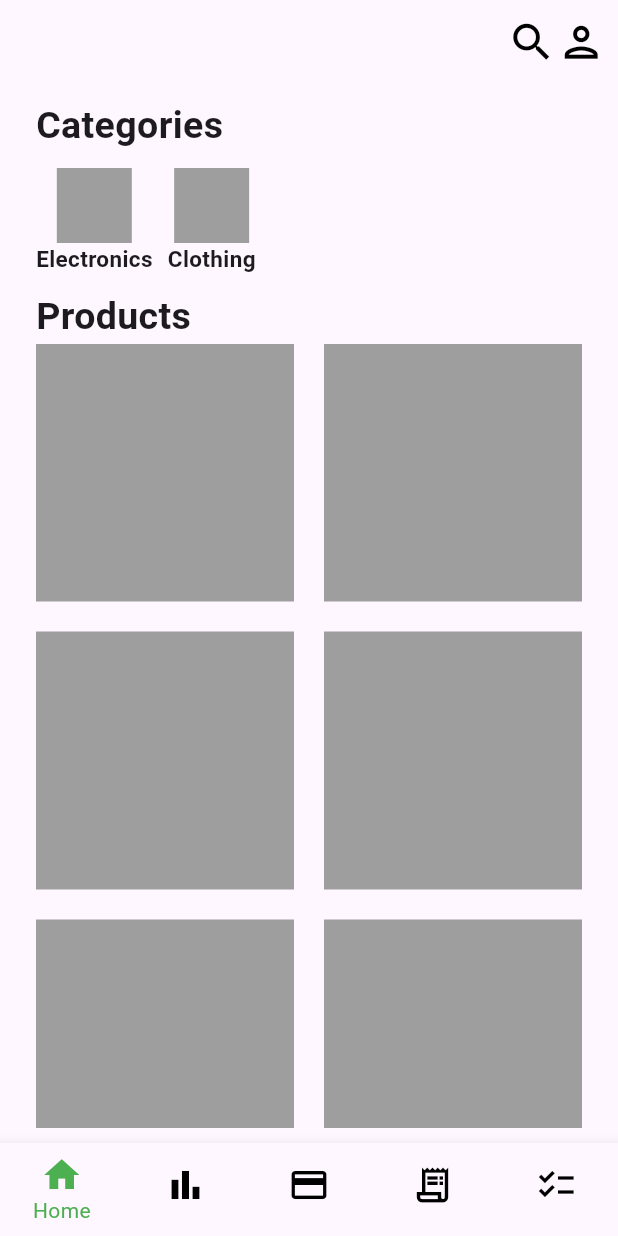
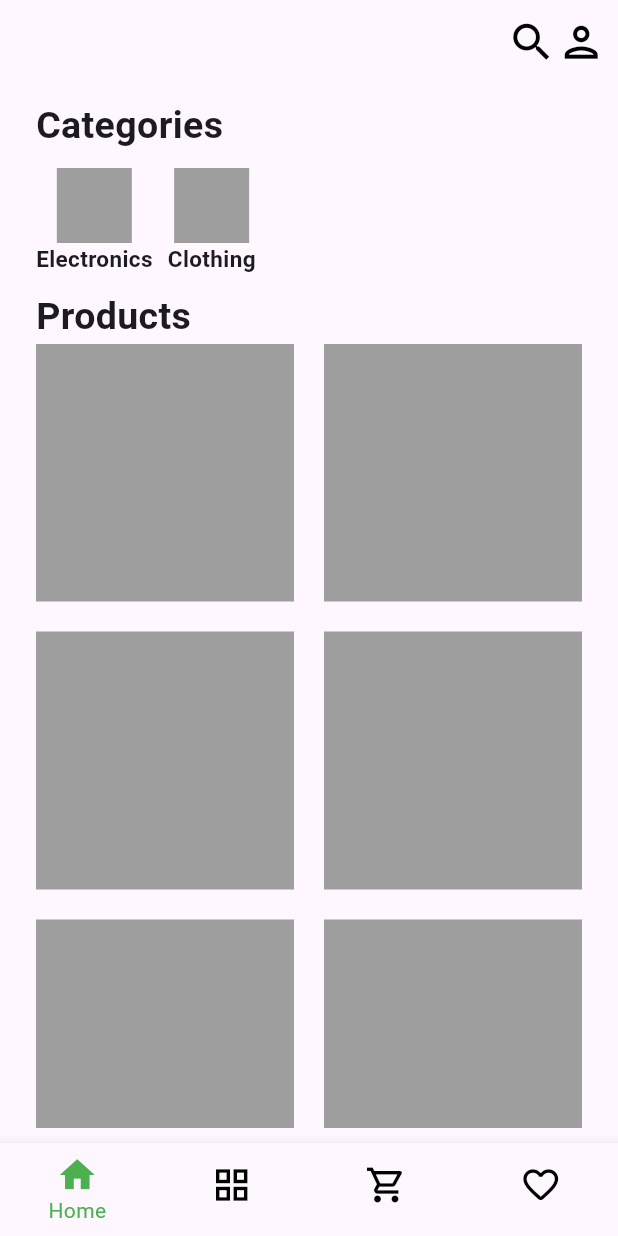
Before and after one commit to omarhelmy2004/eshop, a Flutter app: the screen it shows after launch, on a phone screen of 412 x 824 dp. Run offline on Flutter 3.47's test engine with Material 3 defaults, Android fonts, the phone set to English and light mode, and no system bars.

Commit message:
navigation bar done

```diff
--- a/lib/core/presentation/widgets/info_navigation_bar.dart
+++ b/lib/core/presentation/widgets/info_navigation_bar.dart
@@ -26,25 +26,21 @@ class InfoBottomNavigationBar extends StatelessWidget {
         label: 'Home',
       ),
       BottomNavigationBarItem(
-        activeIcon: Icon(Icons.bar_chart),
-        icon: Icon(Icons.bar_chart_outlined),
-        label: 'Reports',
+        activeIcon: Icon(Icons.grid_view_rounded),
+        icon: Icon(Icons.grid_view_outlined),
+        label: 'Categories',
       ),
       BottomNavigationBarItem(
-        activeIcon: Icon(Icons.credit_card),
-        icon: Icon(Icons.credit_card_outlined),
-        label: 'Budget',
+        activeIcon: Icon(Icons.shopping_cart_rounded),
+        icon: Icon(Icons.shopping_cart_outlined),
+        label: 'My Cart',
       ),
       BottomNavigationBarItem(
-        activeIcon: Icon(Icons.receipt_long),
-        icon: Icon(Icons.receipt_long_outlined),
-        label: 'Transactions',
+        activeIcon: Icon(Icons.favorite_rounded),
+        icon: Icon(Icons.favorite_border_rounded),
+        label: 'Wishlist',
       ),
-      BottomNavigationBarItem(
-        activeIcon: Icon(Icons.checklist),
-        icon: Icon(Icons.checklist_outlined),
-        label: 'Goals',
-      ),
+
     ];
   }
 }
--- a/lib/core/presentation/widgets/views_list_widget.dart
+++ b/lib/core/presentation/widgets/views_list_widget.dart
@@ -1,3 +1,4 @@
+import 'package:eshop/features/cart/presentation/pages/cart_page.dart';
 import 'package:eshop/features/products/presentation/pages/products_page.dart';
 import 'package:flutter/material.dart';
 
@@ -10,9 +11,9 @@ class ViewsListWidget extends StatelessWidget {
     return  <Widget>[
       const ProductsPage(),
       const ProductsPage(),
+      const CartPage(),
       const ProductsPage(),
-      const ProductsPage(),
-      const ProductsPage(),
+
       // const ReportsView(),
       // const BudgetView(),
       // const TransactionsView(),
```
Also changed, not shown: lib/core/presentation/widgets/main_view.dart (+4 -6 lines), lib/features/cart/presentation/pages/cart_page.dart (added, +10 -0 lines).
